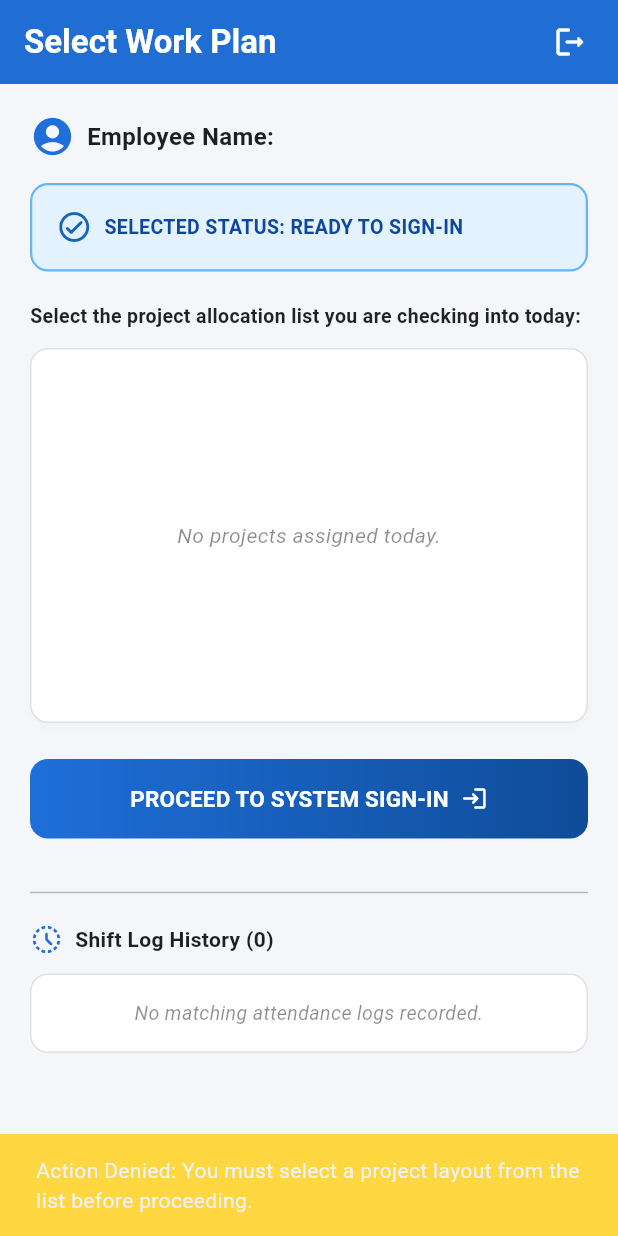
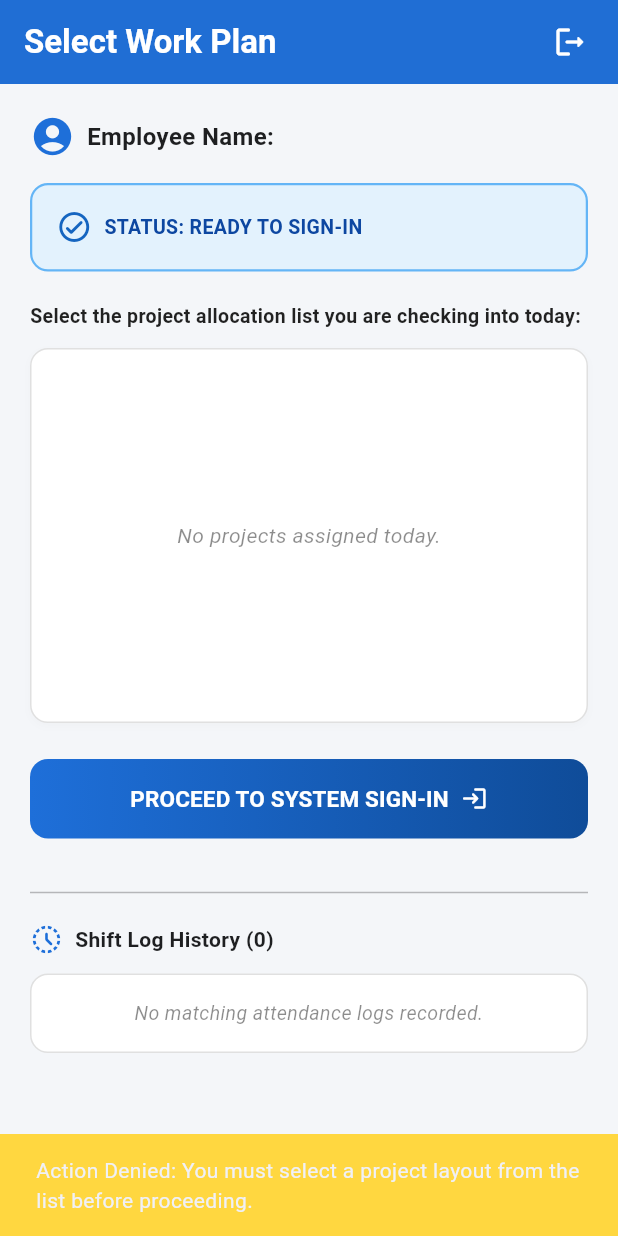
Before and after one commit to akhilsuttu23-a11y/relksnew, a Flutter app: the SelectWorksiteScreen screen opened directly with empty values, after a tap on "PROCEED TO SYSTEM SIGN-IN", on a phone screen of 412 x 824 dp. Run offline on Flutter 3.47's test engine with Material 3 defaults, Android fonts, the phone set to English and light mode, and no system bars; our stand-ins replace camera, geolocator.

Commit message:
mutiple sign in restriction

```diff
--- a/lib/screens/worksite_screen.dart
+++ b/lib/screens/worksite_screen.dart
@@ -5,7 +5,6 @@ import 'package:http/http.dart' as http;
 import 'check_in_screen.dart';
 import 'auth_utils.dart';
 import '../constatnts/api_constants.dart';
-
 
 class SelectWorksiteScreen extends StatefulWidget {
   final String employeeId;
@@ -102,6 +101,7 @@ class _SelectWorksiteScreenState extends State<SelectWorksiteScreen> {
   Widget build(BuildContext context) {
     final bool isSignOutAction = _isCurrentActionSignOut;
     final displayLogs = _todayLogs;
+    final bool hasActiveShift = _globallyActiveIds.isNotEmpty;
 
     return Scaffold(
       backgroundColor: const Color(0xFFF4F6F9),
@@ -157,7 +157,9 @@ class _SelectWorksiteScreenState extends State<SelectWorksiteScreen> {
                     const SizedBox(width: 8),
                     Expanded(
                       child: Text(
-                        isSignOutAction ? "SELECTED STATUS: ACTIVE LOGGED IN" : "SELECTED STATUS: READY TO SIGN-IN",
+                        isSignOutAction
+                            ? "STATUS: ACTIVE SHIFT (Sign-Out Required)"
+                            : "STATUS: READY TO SIGN-IN",
                         style: TextStyle(
                           fontWeight: FontWeight.bold,
                           fontSize: 13,
@@ -171,7 +173,7 @@ class _SelectWorksiteScreenState extends State<SelectWorksiteScreen> {
               const SizedBox(height: 20),
               Text(
                 isSignOutAction
-                    ? "Your currently checked-in project (Sign-Out Required):"
+                    ? "You must sign out of your current project before starting another:"
                     : "Select the project allocation list you are checking into today:",
                 style: const TextStyle(color: Colors.black87, fontSize: 13, fontWeight: FontWeight.w600),
               ),
@@ -223,7 +225,7 @@ class _SelectWorksiteScreenState extends State<SelectWorksiteScreen> {
                                   Padding(
                                     padding: const EdgeInsets.only(top: 2.0),
                                     child: Text(
-                                      "Logged In (Awaiting Sign-Out)",
+                                      "Active Shift (Sign-Out Required)",
                                       style: TextStyle(color: Colors.red.shade700, fontSize: 11, fontWeight: FontWeight.bold),
                                     ),
                                   ),
@@ -233,11 +235,23 @@ class _SelectWorksiteScreenState extends State<SelectWorksiteScreen> {
                             value: isChecked,
                             controlAffinity: ListTileControlAffinity.leading,
                             onChanged: (bool? checked) {
+                              if (hasActiveShift && !isAlreadyCheckedIn) {
+                                ScaffoldMessenger.of(context).showSnackBar(
+                                  const SnackBar(
+                                    content: Text("Action Blocked: Please sign out of your current active work first."),
+                                    backgroundColor: Colors.redAccent,
+                                  ),
+                                );
+                                return;
+                              }
+
                               setState(() {
                                 if (checked == true) {
                                   _selectedPlanIds = [planId];
                                 } else {
-                                  _selectedPlanIds.clear();
+                                  if (!hasActiveShift) {
+                                    _selectedPlanIds.clear();
+                                  }
                                 }
                               });
                             },
@@ -270,6 +284,16 @@ class _SelectWorksiteScreenState extends State<SelectWorksiteScreen> {
 
                     final String currentSelectedId = _selectedPlanIds.first;
                     final bool handlingSignOut = _globallyActiveIds.contains(currentSelectedId);
+
+                    if (hasActiveShift && !handlingSignOut) {
+                      ScaffoldMessenger.of(context).showSnackBar(
+                        const SnackBar(
+                          content: Text("Action Denied: You must complete sign-out of your active work first."),
+                          backgroundColor: Colors.redAccent,
+                        ),
+                      );
+                      return;
+                    }
 
                     final dynamic result = await Navigator.push(
                       context,
```
